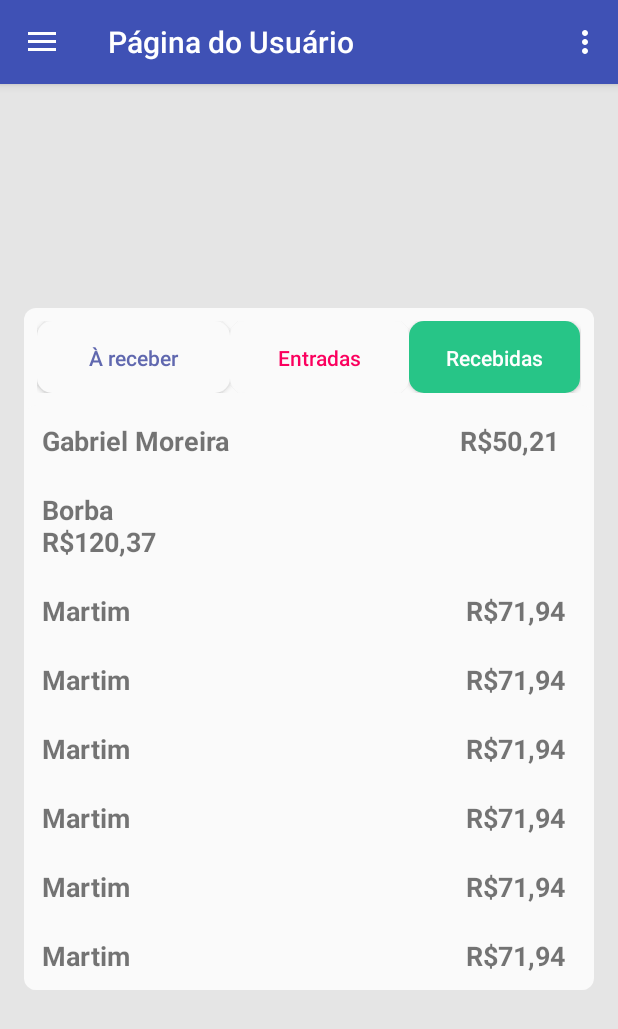
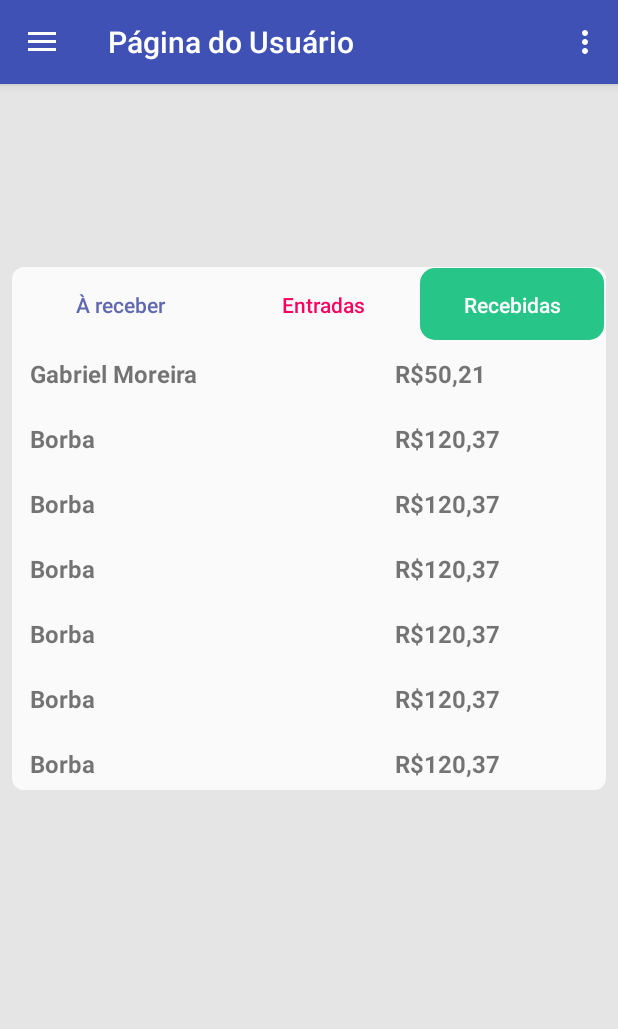
Before and after one commit to filipefborba/lapagapp, an Android app: the initial_userActivity screen opened directly, with no data from a screen before it, after a tap on "Recebidas", on a phone screen of 412 x 824 dp. Shown: the top 1029 px of the screen. Run offline under Robolectric (Android 15) with nearby library versions, the phone set to English and light mode, and no system bars; 2 other taps on this screen came first.

Commit message:
updated userinterface

```diff
--- a/Lapag/app/build.gradle
+++ b/Lapag/app/build.gradle
@@ -28,6 +28,7 @@ dependencies {
     compile 'com.android.support:design:25.3.1'
     compile 'com.github.PhilJay:MPAndroidChart:v3.0.2'
     compile 'com.android.support.constraint:constraint-layout:1.0.2'
+    compile 'com.android.support:support-v4:25.3.1'
     testCompile 'junit:junit:4.12'
 }
 allprojects {
--- a/Lapag/app/src/main/AndroidManifest.xml
+++ b/Lapag/app/src/main/AndroidManifest.xml
@@ -26,7 +26,7 @@
         <activity
             android:name=".initial_userActivity"
             android:label="@string/title_activity_initial_user"
-            android:theme="@style/AppTheme.NoActionBar"></activity>
+            android:theme="@style/AppTheme.NoActionBar" />
     </application>
 
 </manifest>
--- a/Lapag/app/src/main/java/com/example/gmore/lapag/initial_userActivity.java
+++ b/Lapag/app/src/main/java/com/example/gmore/lapag/initial_userActivity.java
@@ -110,10 +110,11 @@ public class initial_userActivity extends AppCompatActivity
             button_recebidas.setTextColor(getResources().getColor(R.color.tranferido));
             // quando clicar no a recebido rodar função para atualizar valores
             score_view.setCompoundDrawablesWithIntrinsicBounds(areceber_drawable, null, null, null);
-            score_value.setTextColor(getResources().getColor(R.color.areceber));
             areceber_text.setText("À receber");
-            proximo_recebimento_valor.setTextColor(getResources().getColor(R.color.default_font));
-            proximo_recebimento_data.setTextColor(getResources().getColor(R.color.default_font));
+            score_view.setBackgroundColor(getResources().getColor(R.color.areceber));
+
+            proximo_recebimento_data.setVisibility(View.VISIBLE);
+            proximo_recebimento_valor.setVisibility(View.VISIBLE);
             animation_chooser = false;
 
 
@@ -138,15 +139,16 @@ public class initial_userActivity extends AppCompatActivity
             button_recebidas.setTextColor(getResources().getColor(R.color.tranferido));
             // quando clicar nas entradas rodar função para atualizar valores
             score_view.setCompoundDrawablesWithIntrinsicBounds(areceber_drawable, null, null, null);
-            score_value.setTextColor(getResources().getColor(R.color.areceber));
+            score_view.setBackgroundColor(getResources().getColor(R.color.areceber));
             areceber_text.setText("À receber");
-            proximo_recebimento_data.setTextColor(getResources().getColor(R.color.default_font));
-            proximo_recebimento_valor.setTextColor(getResources().getColor(R.color.default_font));
+            proximo_recebimento_data.setVisibility(View.VISIBLE);
+            proximo_recebimento_valor.setVisibility(View.VISIBLE);
 
             animation_chooser = false;
 
         }
         if (v.getId() == R.id.button_recebidas) {
+
             Drawable transferido_drawable = getResources().getDrawable(R.drawable.transferido);
 
             button_recebidas.setBackgroundResource(R.drawable.button_rounded_corner_transferido);
@@ -156,19 +158,21 @@ public class initial_userActivity extends AppCompatActivity
             button_entradas.setTextColor(getResources().getColor(R.color.faturado));
             button_areceber.setTextColor(getResources().getColor(R.color.areceber));
 
+
             // quando clicar no recebidas rodar função para atualizar valores
             //animação
             score_view.startAnimation(fadeInAnimation);
             score_value.startAnimation(fadeInAnimation);
             areceber_text.startAnimation(fadeInAnimation);
-            proximo_recebimento_data.startAnimation(fadeInAnimation);
-            proximo_recebimento_valor.startAnimation(fadeInAnimation);
 
+            proximo_recebimento_data.setVisibility(View.GONE);
+
+            proximo_recebimento_valor.setVisibility(View.GONE);
             score_view.setCompoundDrawablesWithIntrinsicBounds(transferido_drawable, null, null, null);
-            score_value.setTextColor(getResources().getColor(R.color.tranferido));
+            score_view.setBackgroundColor(getResources().getColor(R.color.tranferido));
             areceber_text.setText("Recebido");
-            proximo_recebimento_data.setTextColor(getResources().getColor(R.color.background_default));
-            proximo_recebimento_valor.setTextColor(getResources().getColor(R.color.background_default));
+
+
 
             animation_chooser = true;
 
--- a/Lapag/app/src/main/res/drawable/not_clicked_button.xml
+++ b/Lapag/app/src/main/res/drawable/not_clicked_button.xml
@@ -1,12 +1,12 @@
 <?xml version="1.0" encoding="utf-8"?>
 <shape xmlns:android="http://schemas.android.com/apk/res/android" >
 
-    <solid android:color="#FAFAFA" />
+    <solid android:color="@android:color/transparent" />
 
     <padding
-        android:left="1dp"
-        android:right="1dp"
-        android:top="1dp" />
+        android:left="0dp"
+        android:right="0dp"
+        android:top="0dp" />
 
     <corners android:radius="10dp" />
 
--- a/Lapag/app/src/main/res/layout/content_initial_user.xml
+++ b/Lapag/app/src/main/res/layout/content_initial_user.xml
@@ -14,11 +14,7 @@
     <LinearLayout
         android:id="@+id/linearLayout"
         android:layout_width="0dp"
-        android:layout_height="550dp"
-        android:layout_marginEnd="8dp"
-        android:layout_marginLeft="8dp"
-        android:layout_marginRight="8dp"
-        android:layout_marginStart="8dp"
+        android:layout_height="wrap_content"
         android:orientation="vertical"
         android:weightSum="1"
         app:layout_constraintHorizontal_bias="0.0"
@@ -30,19 +26,18 @@
             android:id="@+id/score_view"
             android:layout_width="match_parent"
             android:layout_height="wrap_content"
-            android:layout_margin="10dp"
             android:layout_marginEnd="0dp"
             android:layout_marginLeft="0dp"
             android:layout_marginRight="0dp"
             android:layout_marginStart="0dp"
             android:layout_marginTop="0dp"
             android:autoText="false"
-            android:background="@drawable/rounded_corner"
+            android:background="@color/areceber"
             android:clickable="true"
             android:drawableLeft="@drawable/areceber"
             android:drawablePadding="6dp"
             android:paddingBottom="0dp"
-            android:textColor="@color/areceber"
+            android:textColor="@color/white"
             android:textSize="20sp"
             android:textStyle="bold"
             app:layout_constraintLeft_toLeftOf="parent"
@@ -64,7 +59,7 @@
         android:layout_marginTop="8dp"
         android:fontFamily="sans-serif"
         android:text="R$200,33"
-        android:textColor="@color/areceber"
+        android:textColor="@color/background_default"
         android:textSize="28sp"
         android:textStyle="bold"
         app:layout_constraintBottom_toBottomOf="@+id/linearLayout"
@@ -79,38 +74,40 @@
         android:layout_width="wrap_content"
         android:layout_height="wrap_content"
         android:layout_marginBottom="8dp"
+        android:layout_marginEnd="8dp"
         android:layout_marginLeft="8dp"
         android:layout_marginRight="8dp"
+        android:layout_marginStart="8dp"
         android:layout_marginTop="8dp"
         android:text="À receber"
+        android:textColor="@color/background_default"
         android:textStyle="bold"
+        app:layout_constraintBottom_toBottomOf="@+id/linearLayout"
+        app:layout_constraintHorizontal_bias="0.501"
         app:layout_constraintLeft_toLeftOf="@+id/linearLayout"
         app:layout_constraintRight_toRightOf="@+id/linearLayout"
         app:layout_constraintTop_toTopOf="@+id/score"
-        app:layout_constraintVertical_bias="0.041"
-        app:layout_constraintBottom_toBottomOf="@+id/linearLayout"
-        android:layout_marginStart="8dp"
-        android:layout_marginEnd="8dp" />
+        app:layout_constraintVertical_bias="0.347" />
 
     <TextView
         android:id="@+id/proximo_recebimento_valor"
         android:layout_width="wrap_content"
         android:layout_height="wrap_content"
+        android:layout_marginBottom="8dp"
+        android:layout_marginEnd="8dp"
+        android:layout_marginLeft="8dp"
         android:layout_marginRight="8dp"
+        android:layout_marginStart="8dp"
         android:layout_marginTop="63dp"
         android:text="R$110,65"
-        android:textColor="@color/areceber"
+        android:textColor="@color/background_default"
         android:textSize="18sp"
         android:textStyle="bold"
+        app:layout_constraintBottom_toBottomOf="@+id/linearLayout"
+        app:layout_constraintLeft_toLeftOf="@+id/linearLayout"
         app:layout_constraintRight_toRightOf="@+id/linearLayout"
         app:layout_constraintTop_toTopOf="@+id/score"
-        android:layout_marginLeft="8dp"
-        app:layout_constraintLeft_toLeftOf="@+id/linearLayout"
-        app:layout_constraintBottom_toBottomOf="@+id/linearLayout"
-        android:layout_marginBottom="8dp"
-        app:layout_constraintVertical_bias="0.002"
-        android:layout_marginStart="8dp"
-        android:layout_marginEnd="8dp" />
+        app:layout_constraintVertical_bias="0.002" />
 
     <TextView
         android:id="@+id/proximo_recebimento_data"
@@ -122,14 +119,14 @@
         android:layout_marginStart="8dp"
         android:layout_marginTop="86dp"
         android:text="Próximo recebimento 09/02"
-        android:textColor="@color/default_font"
+        android:textColor="@color/white"
         app:layout_constraintLeft_toLeftOf="@+id/linearLayout"
         app:layout_constraintRight_toRightOf="@+id/linearLayout"
         app:layout_constraintTop_toTopOf="@+id/score" />
 
     <LinearLayout
         android:id="@+id/linearLayout2"
-        android:layout_width="0dp"
+        android:layout_width="match_parent"
         android:layout_height="wrap_content"
         android:layout_marginEnd="8dp"
         android:layout_marginLeft="8dp"
@@ -139,21 +136,14 @@
         android:background="@drawable/rounded_corner"
         android:orientation="vertical"
         app:layout_constraintBottom_toBottomOf="parent"
-        app:layout_constraintHorizontal_bias="0.0"
         app:layout_constraintLeft_toLeftOf="@+id/linearLayout"
         app:layout_constraintRight_toRightOf="@+id/linearLayout"
-        app:layout_constraintVertical_bias="0.113"
-        app:layout_constraintTop_toBottomOf="@+id/proximo_recebimento_data">
+        app:layout_constraintTop_toBottomOf="@+id/linearLayout"
+        app:layout_constraintVertical_bias="0.0">
 
         <LinearLayout
             android:layout_width="match_parent"
             android:layout_height="match_parent"
-            android:layout_marginBottom="8dp"
-            android:layout_marginEnd="8dp"
-            android:layout_marginLeft="8dp"
-            android:layout_marginRight="8dp"
-            android:layout_marginStart="8dp"
-            android:layout_marginTop="8dp"
             android:orientation="horizontal"
             app:layout_constraintBottom_toBottomOf="parent"
             app:layout_constraintHorizontal_bias="0.557"
@@ -211,7 +201,7 @@
             <ScrollView
                 android:id="@+id/scroll_view_list"
                 android:layout_width="match_parent"
-                android:layout_height="wrap_content"
+                android:layout_height="300dp"
                 android:background="@drawable/rounded_corner"
                 tools:layout_editor_absoluteX="8dp"
                 tools:layout_editor_absoluteY="8dp">
@@ -231,7 +221,7 @@
                         android:layout_margin="5dp"
                         android:padding="5dp"
                         android:text="Gabriel Moreira                                 R$50,21"
-                        android:textSize="18sp"
+                        android:textSize="16sp"
                         android:textStyle="bold" />
 
                     <TextView
@@ -241,67 +231,97 @@
                         android:layout_margin="5dp"
                         android:padding="5dp"
                         android:text="Borba                                                  R$120,37"
-                        android:textSize="18sp"
+                        android:textSize="16sp"
                         android:textStyle="bold" />
 
                     <TextView
-                        android:id="@+id/textView265"
+                        android:id="@+id/textView25"
                         android:layout_width="match_parent"
                         android:layout_height="wrap_content"
                         android:layout_margin="5dp"
                         android:padding="5dp"
-                        android:text="Martim                                                R$71,94"
-                        android:textSize="18sp"
+                        android:text="Borba                                                  R$120,37"
+                        android:textSize="16sp"
                         android:textStyle="bold" />
 
                     <TextView
-                        android:id="@+id/textView265"
+                        android:id="@+id/textView25"
                         android:layout_width="match_parent"
                         android:layout_height="wrap_content"
                         android:layout_margin="5dp"
                         android:padding="5dp"
-                        android:text="Martim                                                R$71,94"
-                        android:textSize="18sp"
+                        android:text="Borba                                                  R$120,37"
+                        android:textSize="16sp"
                         android:textStyle="bold" />
 
                     <TextView
-                        android:id="@+id/textView265"
+                        android:id="@+id/textView25"
                         android:layout_width="match_parent"
                         android:layout_height="wrap_content"
                         android:layout_margin="5dp"
                         android:padding="5dp"
-                        android:text="Martim                                                R$71,94"
-                        android:textSize="18sp"
+                        android:text="Borba                                                  R$120,37"
+                        android:textSize="16sp"
                         android:textStyle="bold" />
 
                     <TextView
-                        android:id="@+id/textView265"
+                        android:id="@+id/textView25"
                         android:layout_width="match_parent"
                         android:layout_height="wrap_content"
                         android:layout_margin="5dp"
                         android:padding="5dp"
-                        android:text="Martim                                                R$71,94"
-                        android:textSize="18sp"
+                        android:text="Borba                                                  R$120,37"
+                        android:textSize="16sp"
                         android:textStyle="bold" />
 
                     <TextView
-                        android:id="@+id/textView265"
+                        android:id="@+id/textView25"
                         android:layout_width="match_parent"
                         android:layout_height="wrap_content"
                         android:layout_margin="5dp"
                         android:padding="5dp"
-                        android:text="Martim                                                R$71,94"
-                        android:textSize="18sp"
+                        android:text="Borba                                                  R$120,37"
+                        android:textSize="16sp"
                         android:textStyle="bold" />
 
                     <TextView
-                        android:id="@+id/textView265"
+                        android:id="@+id/textView25"
                         android:layout_width="match_parent"
                         android:layout_height="wrap_content"
                         android:layout_margin="5dp"
                         android:padding="5dp"
-                        android:text="Martim                                                R$71,94"
-                        android:textSize="18sp"
+                        android:text="Borba                                                  R$120,37"
+                        android:textSize="16sp"
+                        android:textStyle="bold" />
+
+                    <TextView
+                        android:id="@+id/textView25"
+                        android:layout_width="match_parent"
+                        android:layout_height="wrap_content"
+                        android:layout_margin="5dp"
+                        android:padding="5dp"
+                        android:text="Borba                                                  R$120,37"
+                        android:textSize="16sp"
+                        android:textStyle="bold" />
+
+                    <TextView
+                        android:id="@+id/textView25"
+                        android:layout_width="match_parent"
+                        android:layout_height="wrap_content"
+                        android:layout_margin="5dp"
+                        android:padding="5dp"
+                        android:text="Borba                                                  R$120,37"
+                        android:textSize="16sp"
+                        android:textStyle="bold" />
+
+                    <TextView
+                        android:id="@+id/textView25"
+                        android:layout_width="match_parent"
+                        android:layout_height="wrap_content"
+                        android:layout_margin="5dp"
+                        android:padding="5dp"
+                        android:text="helloooo"
+                        android:textSize="16sp"
                         android:textStyle="bold" />
 
 
--- /dev/null
+++ b/Lapag/app/src/main/res/values/attrs.xml
@@ -0,0 +1,12 @@
+<resources>
+
+    <!-- Declare custom theme attributes that allow changing which styles are
+         used for button bars depending on the API level.
+         ?android:attr/buttonBarStyle is new as of API 11 so this is
+         necessary to support previous API levels. -->
+    <declare-styleable name="ButtonBarContainerTheme">
+        <attr name="metaButtonBarStyle" format="reference" />
+        <attr name="metaButtonBarButtonStyle" format="reference" />
+    </declare-styleable>
+
+</resources>
--- a/Lapag/app/src/main/res/values/colors.xml
+++ b/Lapag/app/src/main/res/values/colors.xml
@@ -8,6 +8,8 @@
     <color name="faturado">#fb005e</color>
     <color name="areceber">#6068af</color>
     <color name="white">#FFF</color>
-    <color name="background_default">#FAFAFA</color>
+    <color name="background_default">#fafafa</color>
     <color name="default_font">#727272</color>
+
+    <color name="black_overlay">#66000000</color>
 </resources>
--- a/Lapag/app/src/main/res/values/strings.xml
+++ b/Lapag/app/src/main/res/values/strings.xml
@@ -19,4 +19,8 @@
     <string name="navigation_drawer_close">Close navigation drawer</string>
 
     <string name="action_settings">Settings</string>
+
+    <string name="title_activity_fullscreen">FullscreenActivity</string>
+    <string name="dummy_button">Dummy Button</string>
+    <string name="dummy_content">DUMMY\nCONTENT</string>
 </resources>
--- a/Lapag/app/src/main/res/values/styles.xml
+++ b/Lapag/app/src/main/res/values/styles.xml
@@ -17,4 +17,16 @@
 
     <style name="AppTheme.PopupOverlay" parent="ThemeOverlay.AppCompat.Light" />
 
+    <style name="FullscreenTheme" parent="AppTheme">
+        <item name="android:actionBarStyle">@style/FullscreenActionBarStyle</item>
+        <item name="android:windowActionBarOverlay">true</item>
+        <item name="android:windowBackground">@null</item>
+        <item name="metaButtonBarStyle">?android:attr/buttonBarStyle</item>
+        <item name="metaButtonBarButtonStyle">?android:attr/buttonBarButtonStyle</item>
+    </style>
+
+    <style name="FullscreenActionBarStyle" parent="Widget.AppCompat.ActionBar">
+        <item name="android:background">@color/black_overlay</item>
+    </style>
+
 </resources>
```
Also changed, not shown: Lapag/app/src/main/res/drawable-xxhdpi/areceber.png, Lapag/app/src/main/res/drawable-xxhdpi/transferido.png.
